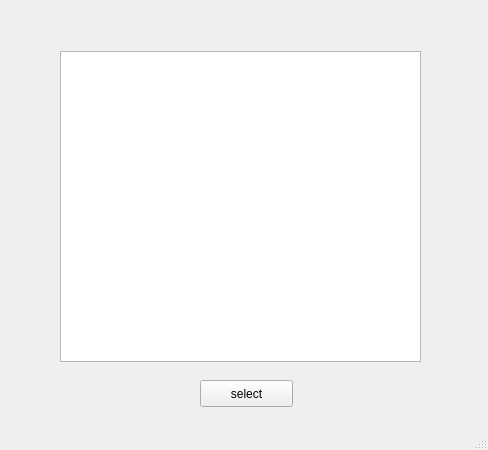
Above: homewin.ui from SaeedAbdelWahab/Python-Packet-Sniffer before the change. Below: the same form after it.
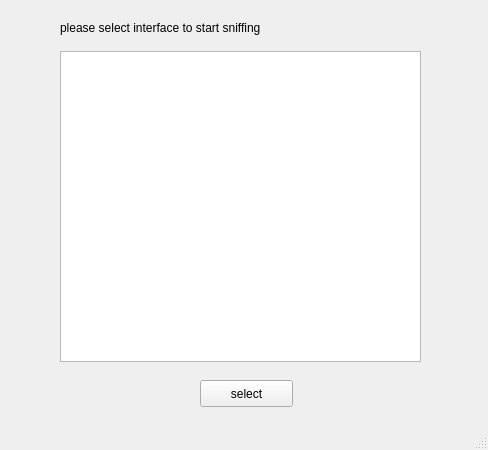
That is the form after the change.

Patch:
```diff
--- a/homewin.ui
+++ b/homewin.ui
@@ -46,6 +46,19 @@
       </rect>
      </property>
     </widget>
+    <widget class="QLabel" name="label">
+     <property name="geometry">
+      <rect>
+       <x>60</x>
+       <y>20</y>
+       <width>381</width>
+       <height>16</height>
+      </rect>
+     </property>
+     <property name="text">
+      <string>please select interface to start sniffing</string>
+     </property>
+    </widget>
    </widget>
   </widget>
   <widget class="QStatusBar" name="statusbar"/>
```
